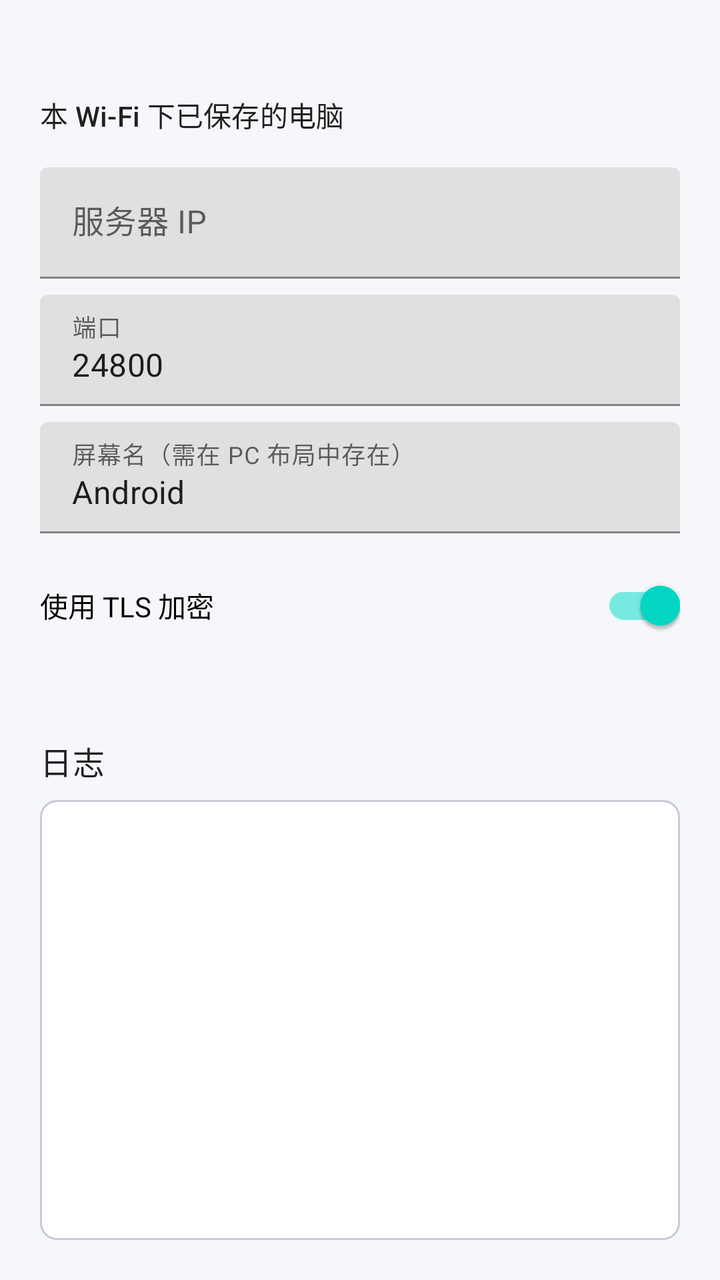
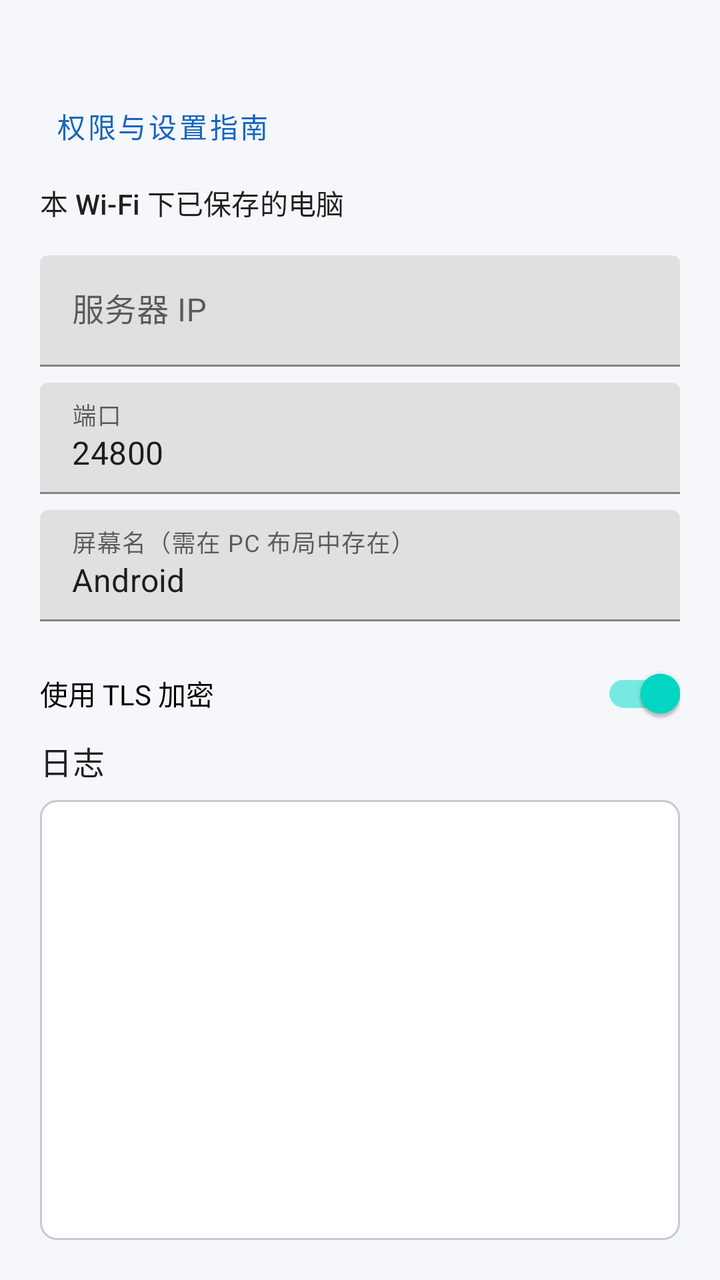

Compare the two renders of this Android layout. The source of the first and the diff that turns it into the second are given below.
<!-- AndroidManifest.xml: application theme Theme.DeskConnect -->
<!-- res/layout/activity_main.xml -->
<?xml version="1.0" encoding="utf-8"?>
<LinearLayout xmlns:android="http://schemas.android.com/apk/res/android"
    xmlns:app="http://schemas.android.com/apk/res-auto"
    android:layout_width="match_parent"
    android:layout_height="match_parent"
    android:orientation="vertical">

    <androidx.core.widget.NestedScrollView
        android:layout_width="match_parent"
        android:layout_height="0dp"
        android:layout_weight="1"
        android:fillViewport="true">

        <LinearLayout
            android:layout_width="match_parent"
            android:layout_height="wrap_content"
            android:orientation="vertical"
            android:paddingStart="20dp"
            android:paddingTop="20dp"
            android:paddingEnd="20dp"
            android:paddingBottom="8dp">

            <TextView
                android:id="@+id/wifiLabel"
                android:layout_width="match_parent"
                android:layout_height="wrap_content"
                android:textAppearance="?attr/textAppearanceBody2" />

            <TextView
                android:layout_width="match_parent"
                android:layout_height="wrap_content"
                android:layout_marginTop="8dp"
                android:text="@string/saved_hosts_title"
                android:textAppearance="?attr/textAppearanceSubtitle2" />

            <LinearLayout
                android:id="@+id/savedHostsContainer"
                android:layout_width="match_parent"
                android:layout_height="wrap_content"
                android:layout_marginTop="4dp"
                android:orientation="vertical" />

            <TextView
                android:id="@+id/savedHostsEmpty"
                android:layout_width="match_parent"
                android:layout_height="wrap_content"
                android:layout_marginTop="4dp"
                android:text="@string/saved_hosts_empty"
                android:textAppearance="?attr/textAppearanceBody2"
                android:visibility="gone" />

            <com.google.android.material.textfield.TextInputLayout
                android:layout_width="match_parent"
                android:layout_height="wrap_content"
                android:layout_marginTop="12dp"
                android:hint="@string/host_hint">

                <com.google.android.material.textfield.TextInputEditText
                    android:id="@+id/hostInput"
                    android:layout_width="match_parent"
                    android:layout_height="wrap_content"
                    android:inputType="text"
                    android:maxLines="1" />
            </com.google.android.material.textfield.TextInputLayout>

            <com.google.android.material.textfield.TextInputLayout
                android:layout_width="match_parent"
                android:layout_height="wrap_content"
                android:layout_marginTop="8dp"
                android:hint="@string/port_hint">

                <com.google.android.material.textfield.TextInputEditText
                    android:id="@+id/portInput"
                    android:layout_width="match_parent"
                    android:layout_height="wrap_content"
                    android:inputType="number"
                    android:maxLines="1"
                    android:text="@string/default_port" />
            </com.google.android.material.textfield.TextInputLayout>

            <com.google.android.material.textfield.TextInputLayout
                android:layout_width="match_parent"
                android:layout_height="wrap_content"
                android:layout_marginTop="8dp"
                android:hint="@string/screen_hint">

                <com.google.android.material.textfield.TextInputEditText
                    android:id="@+id/screenInput"
                    android:layout_width="match_parent"
                    android:layout_height="wrap_content"
                    android:inputType="text"
                    android:maxLines="1"
                    android:text="@string/default_screen" />
            </com.google.android.material.textfield.TextInputLayout>

            <com.google.android.material.switchmaterial.SwitchMaterial
                android:id="@+id/tlsSwitch"
                android:layout_width="match_parent"
                android:layout_height="wrap_content"
                android:layout_marginTop="12dp"
                android:checked="true"
                android:text="@string/use_tls" />

            <TextView
                android:id="@+id/clientFingerprintText"
                android:layout_width="match_parent"
                android:layout_height="wrap_content"
                android:layout_marginTop="4dp"
                android:textAppearance="?attr/textAppearanceBody2"
                android:textIsSelectable="true" />

            <TextView
                android:id="@+id/statusText"
                android:layout_width="match_parent"
                android:layout_height="wrap_content"
                android:layout_marginTop="16dp"
                android:text="@string/status_disconnected"
                android:textAppearance="?attr/textAppearanceSubtitle1"
                android:textStyle="bold" />

            <TextView
                android:layout_width="match_parent"
                android:layout_height="wrap_content"
                android:layout_marginTop="4dp"
                android:text="@string/clipboard_hint"
                android:textAppearance="?attr/textAppearanceBody2" />

            <LinearLayout
                android:layout_width="match_parent"
                android:layout_height="wrap_content"
                android:layout_marginTop="16dp"
                android:orientation="horizontal">

                <com.google.android.material.button.MaterialButton
                    android:id="@+id/connectButton"
                    android:layout_width="0dp"
                    android:layout_height="wrap_content"
                    android:layout_marginEnd="8dp"
                    android:layout_weight="1"
                    android:text="@string/connect" />

                <com.google.android.material.button.MaterialButton
                    android:id="@+id/disconnectButton"
                    style="@style/Widget.MaterialComponents.Button.OutlinedButton"
                    android:layout_width="0dp"
                    android:layout_height="wrap_content"
                    android:layout_weight="1"
                    android:enabled="false"
                    android:text="@string/disconnect" />
            </LinearLayout>

            <com.google.android.material.button.MaterialButton
                android:id="@+id/sendFilesButton"
                style="@style/Widget.MaterialComponents.Button.OutlinedButton"
                android:layout_width="match_parent"
                android:layout_height="wrap_content"
                android:layout_marginTop="8dp"
                android:enabled="false"
                android:text="@string/send_files"
                app:icon="@android:drawable/ic_menu_upload" />

            <com.google.android.material.button.MaterialButton
                android:id="@+id/syncClipboardButton"
                style="@style/Widget.MaterialComponents.Button.OutlinedButton"
                android:layout_width="match_parent"
                android:layout_height="wrap_content"
                android:layout_marginTop="8dp"
                android:enabled="false"
                android:text="@string/sync_clipboard" />
        </LinearLayout>
    </androidx.core.widget.NestedScrollView>

    <TextView
        android:layout_width="match_parent"
        android:layout_height="wrap_content"
        android:paddingStart="20dp"
        android:paddingEnd="20dp"
        android:text="@string/log_title"
        android:textAppearance="?attr/textAppearanceSubtitle1" />

    <androidx.core.widget.NestedScrollView
        android:id="@+id/logScroll"
        android:layout_width="match_parent"
        android:layout_height="220dp"
        android:layout_marginStart="20dp"
        android:layout_marginTop="8dp"
        android:layout_marginEnd="20dp"
        android:layout_marginBottom="20dp"
        android:background="@drawable/log_background"
        android:fadeScrollbars="false"
        android:fillViewport="true"
        android:overScrollMode="always"
        android:padding="12dp"
        android:scrollbars="vertical">

        <TextView
            android:id="@+id/logText"
            android:layout_width="match_parent"
            android:layout_height="wrap_content"
            android:fontFamily="monospace"
            android:textIsSelectable="true"
            android:textSize="12sp" />
    </androidx.core.widget.NestedScrollView>
</LinearLayout>
<!-- resources referenced by this layout -->
<resources>
  <!-- drawable log_background (drawable) -->
  <?xml version="1.0" encoding="utf-8"?>
  <shape xmlns:android="http://schemas.android.com/apk/res/android"
      android:shape="rectangle">
      <solid android:color="#FFFFFFFF" />
      <stroke
          android:width="1dp"
          android:color="@color/dc_outline" />
      <corners android:radius="8dp" />
  </shape>
  <string name="clipboard_hint">电脑→手机：自动同步（收到时会短暂亮一下并提示）。手机→电脑：复制后点通知栏「同步剪贴板」。</string>
  <string name="connect">连接</string>
  <string name="default_port">24800</string>
  <string name="default_screen">Android</string>
  <string name="disconnect">断开</string>
  <string name="host_hint">服务器 IP</string>
  <string name="log_title">日志</string>
  <string name="port_hint">端口</string>
  <string name="saved_hosts_empty">暂无记忆。连接成功后会按当前 Wi‑Fi 保存 IP。</string>
  <string name="saved_hosts_title">本 Wi‑Fi 下已保存的电脑</string>
  <string name="screen_hint">屏幕名（需在 PC 布局中存在）</string>
  <string name="send_files">发送文件到电脑</string>
  <string name="status_disconnected">未连接</string>
  <string name="sync_clipboard">同步剪贴板到电脑</string>
  <string name="use_tls">使用 TLS 加密</string>
  <style name="Theme.DeskConnect" parent="Theme.MaterialComponents.DayNight.DarkActionBar">
          <item name="colorPrimary">@color/dc_primary</item>
          <item name="colorPrimaryDark">@color/dc_primary_dark</item>
          <item name="colorOnPrimary">@color/dc_on_primary</item>
          <item name="android:statusBarColor">@color/dc_primary_dark</item>
          <item name="android:windowBackground">@color/dc_surface</item>
      </style>
  <color name="dc_outline">#C5CAD3</color>
  <color name="dc_primary">#1565C0</color>
  <color name="dc_primary_dark">#0D47A1</color>
  <color name="dc_on_primary">#FFFFFF</color>
  <color name="dc_surface">#F5F7FA</color>
</resources>

<!-- the commit's change to res/layout/activity_main.xml (unified diff, before → after) -->
@@ -26,10 +26,19 @@
                 android:layout_height="wrap_content"
                 android:textAppearance="?attr/textAppearanceBody2" />
 
-            <TextView
-                android:layout_width="match_parent"
-                android:layout_height="wrap_content"
-                android:layout_marginTop="8dp"
+            <com.google.android.material.button.MaterialButton
+                android:id="@+id/permissionsButton"
+                style="@style/Widget.MaterialComponents.Button.TextButton"
+                android:layout_width="match_parent"
+                android:layout_height="wrap_content"
+                android:gravity="start|center_vertical"
+                android:text="@string/perm_guide_button"
+                android:textAllCaps="false" />
+
+            <TextView
+                android:layout_width="match_parent"
+                android:layout_height="wrap_content"
+                android:layout_marginTop="4dp"
                 android:text="@string/saved_hosts_title"
                 android:textAppearance="?attr/textAppearanceSubtitle2" />
 
<!-- resource entries referenced after the edit -->
@@ -10,13 +10,14 @@
           android:color="@color/dc_outline" />
       <corners android:radius="8dp" />
   </shape>
-  <string name="clipboard_hint">电脑→手机：自动同步（收到时会短暂亮一下并提示）。手机→电脑：复制后点通知栏「同步剪贴板」。</string>
+  <string name="clipboard_hint">手机复制后会尽量自动同步；若被系统拦截，点通知栏右侧「同步」。建议开启「显示在其他应用上层」以提高后台成功率。</string>
   <string name="connect">连接</string>
   <string name="default_port">24800</string>
   <string name="default_screen">Android</string>
   <string name="disconnect">断开</string>
   <string name="host_hint">服务器 IP</string>
   <string name="log_title">日志</string>
+  <string name="perm_guide_button">权限与设置指南</string>
   <string name="port_hint">端口</string>
   <string name="saved_hosts_empty">暂无记忆。连接成功后会按当前 Wi‑Fi 保存 IP。</string>
   <string name="saved_hosts_title">本 Wi‑Fi 下已保存的电脑</string>
